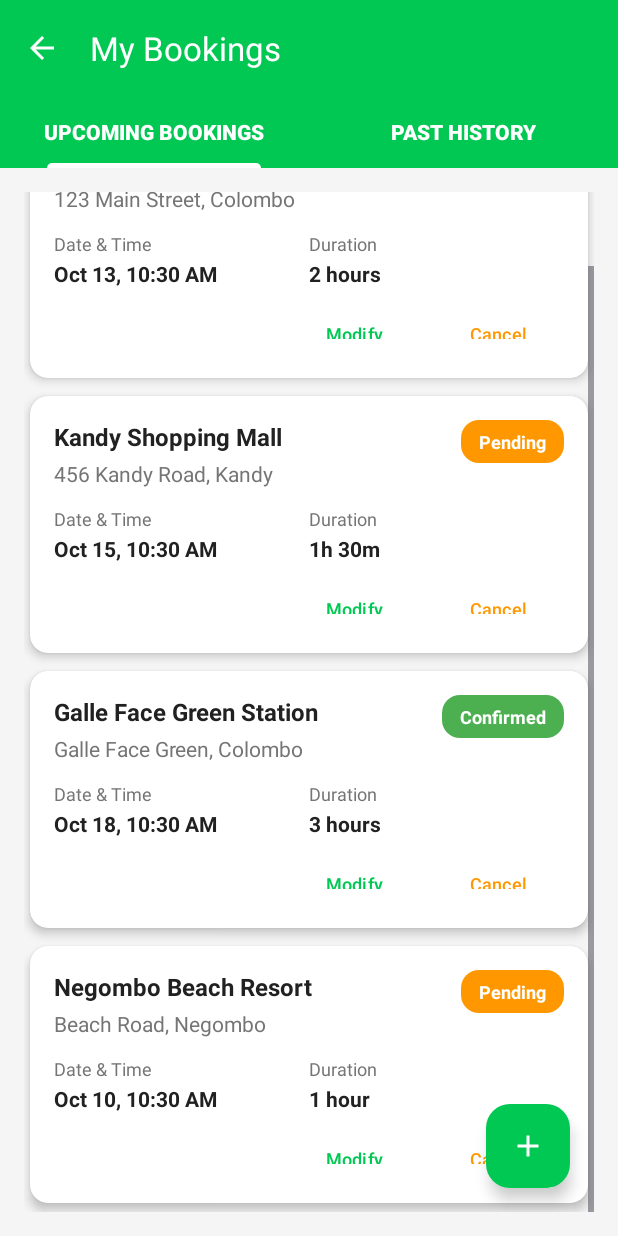
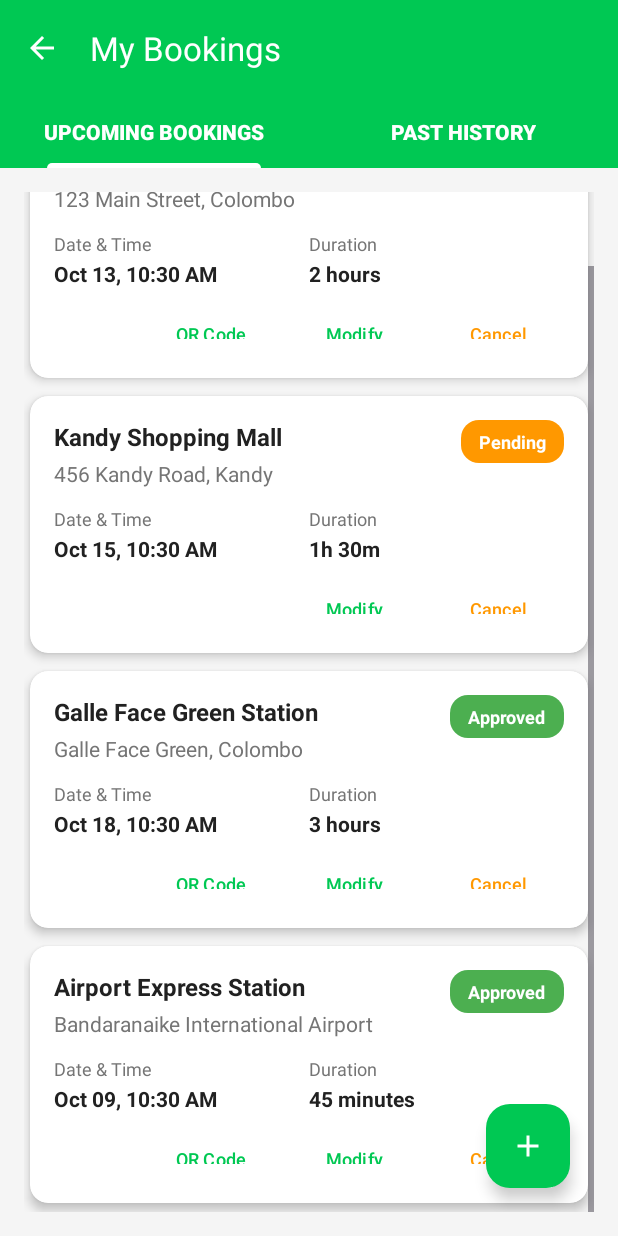
Before and after one commit to UdeeshaRukshan/EAD_Assignment, an Android app: the UpcomingBookingsFragment screen opened directly, with no data from a screen before it, scrolled down 53 dp, on a phone screen of 412 x 824 dp. Run offline under Robolectric (Android 15) with nearby library versions, the phone set to English and light mode, and no system bars.

Commit message:
feat: Add QR Code functionality for approved bookings with UI updates.

```diff
--- a/mobile/EVMobile/app/src/main/java/com/example/evmobile/adapters/UpcomingBookingsAdapter.kt
+++ b/mobile/EVMobile/app/src/main/java/com/example/evmobile/adapters/UpcomingBookingsAdapter.kt
@@ -15,7 +15,8 @@ import java.util.Locale
 class UpcomingBookingsAdapter(
     private var bookings: List<Booking>,
     private val onModifyClick: (Booking) -> Unit,
-    private val onCancelClick: (Booking) -> Unit
+    private val onCancelClick: (Booking) -> Unit,
+    private val onQRCodeClick: (Booking) -> Unit
 ) : RecyclerView.Adapter<UpcomingBookingsAdapter.BookingViewHolder>() {
 
     inner class BookingViewHolder(itemView: View) : RecyclerView.ViewHolder(itemView) {
@@ -24,6 +25,7 @@ class UpcomingBookingsAdapter(
         val tvBookingStatus: TextView = itemView.findViewById(R.id.tvBookingStatus)
         val tvBookingDateTime: TextView = itemView.findViewById(R.id.tvBookingDateTime)
         val tvBookingDuration: TextView = itemView.findViewById(R.id.tvBookingDuration)
+        val btnQRCode: Button = itemView.findViewById(R.id.btnQRCode)
         val btnModifyBooking: Button = itemView.findViewById(R.id.btnModifyBooking)
         val btnCancelBooking: Button = itemView.findViewById(R.id.btnCancelBooking)
     }
@@ -59,9 +61,18 @@ class UpcomingBookingsAdapter(
             BookingStatus.CONFIRMED -> R.drawable.status_confirmed_bg
             BookingStatus.PENDING -> R.drawable.status_pending_bg
             BookingStatus.IN_PROGRESS -> R.drawable.status_in_progress_bg
+            BookingStatus.APPROVED -> R.drawable.status_approved_bg
             else -> R.drawable.status_confirmed_bg
         }
         holder.tvBookingStatus.setBackgroundResource(statusBackgroundRes)
+
+        // Show QR code button only for approved bookings
+        if (booking.status == BookingStatus.APPROVED) {
+            holder.btnQRCode.visibility = View.VISIBLE
+            holder.btnQRCode.setOnClickListener { onQRCodeClick(booking) }
+        } else {
+            holder.btnQRCode.visibility = View.GONE
+        }
 
         // Set click listeners
         holder.btnModifyBooking.setOnClickListener { onModifyClick(booking) }
--- a/mobile/EVMobile/app/src/main/java/com/example/evmobile/models/BookingModels.kt
+++ b/mobile/EVMobile/app/src/main/java/com/example/evmobile/models/BookingModels.kt
@@ -12,12 +12,14 @@ data class Booking(
     val duration: Int, // in minutes
     val status: BookingStatus,
     val chargingType: String, // AC/DC
-    val estimatedCost: Double
+    val estimatedCost: Double,
+    val qrCode: String? = null // QR code for approved bookings
 )
 
 enum class BookingStatus(val displayName: String) {
     PENDING("Pending"),
     CONFIRMED("Confirmed"),
+    APPROVED("Approved"), // New status for bookings with QR codes
     IN_PROGRESS("In Progress"),
     COMPLETED("Completed"),
     CANCELLED("Cancelled")
@@ -57,9 +59,10 @@ object DummyDataGenerator {
                 stationLocation = "123 Main Street, Colombo",
                 bookingDateTime = Date(currentTime + 5 * 24 * 60 * 60 * 1000), // 5 days from now
                 duration = 120, // 2 hours
-                status = BookingStatus.CONFIRMED,
+                status = BookingStatus.APPROVED,
                 chargingType = "DC Fast",
-                estimatedCost = 25.50
+                estimatedCost = 25.50,
+                qrCode = "BOOKING:B001:S001:COLOMBO_CITY_CENTER:2024-10-14T14:00:00Z:APPROVED"
             ),
             Booking(
                 id = "B002",
@@ -70,7 +73,8 @@ object DummyDataGenerator {
                 duration = 90, // 1.5 hours
                 status = BookingStatus.PENDING,
                 chargingType = "AC",
-                estimatedCost = 18.75
+                estimatedCost = 18.75,
+                qrCode = null
             ),
             Booking(
                 id = "B003",
@@ -79,20 +83,22 @@ object DummyDataGenerator {
                 stationLocation = "Galle Face Green, Colombo",
                 bookingDateTime = Date(currentTime + 10 * 24 * 60 * 60 * 1000), // 10 days from now
                 duration = 180, // 3 hours
-                status = BookingStatus.CONFIRMED,
+                status = BookingStatus.APPROVED,
                 chargingType = "DC Fast",
-                estimatedCost = 42.00
+                estimatedCost = 42.00,
+                qrCode = "BOOKING:B003:S003:GALLE_FACE_GREEN:2024-10-19T10:00:00Z:APPROVED"
             ),
             Booking(
-                id = "B004",
-                stationId = "S004",
-                stationName = "Negombo Beach Resort",
-                stationLocation = "Beach Road, Negombo",
-                bookingDateTime = Date(currentTime + 2 * 24 * 60 * 60 * 1000), // 2 days from now
-                duration = 60, // 1 hour
-                status = BookingStatus.PENDING,
-                chargingType = "AC",
-                estimatedCost = 12.25
+                id = "B005",
+                stationId = "S005",
+                stationName = "Airport Express Station",
+                stationLocation = "Bandaranaike International Airport",
+                bookingDateTime = Date(currentTime + 1 * 24 * 60 * 60 * 1000), // 1 day from now
+                duration = 45, // 45 minutes
+                status = BookingStatus.APPROVED,
+                chargingType = "DC Ultra Fast",
+                estimatedCost = 35.75,
+                qrCode = "BOOKING:B005:S005:AIRPORT_EXPRESS:2024-10-10T16:30:00Z:APPROVED"
             )
         )
     }
--- /dev/null
+++ b/mobile/EVMobile/app/src/main/res/drawable/bg_rounded_dark_overlay.xml
@@ -0,0 +1,5 @@
+<?xml version="1.0" encoding="utf-8"?>
+<shape xmlns:android="http://schemas.android.com/apk/res/android">
+    <solid android:color="#B3000000" />
+    <corners android:radius="12dp" />
+</shape>
--- /dev/null
+++ b/mobile/EVMobile/app/src/main/res/drawable/ic_qr_code.xml
@@ -0,0 +1,39 @@
+<vector xmlns:android="http://schemas.android.com/apk/res/android"
+    android:width="24dp"
+    android:height="24dp"
+    android:viewportWidth="24"
+    android:viewportHeight="24">
+  <path
+      android:fillColor="@color/primary_green"
+      android:pathData="M3,11h8V3H3V11zM5,5h4v4H5V5z"/>
+  <path
+      android:fillColor="@color/primary_green"
+      android:pathData="M13,3v8h8V3H13zM19,9h-4V5h4V9z"/>
+  <path
+      android:fillColor="@color/primary_green"
+      android:pathData="M3,21h8v-8H3V21zM5,15h4v4H5V15z"/>
+  <path
+      android:fillColor="@color/primary_green"
+      android:pathData="M13,13h2v2h-2V13z"/>
+  <path
+      android:fillColor="@color/primary_green"
+      android:pathData="M15,15h2v2h-2V15z"/>
+  <path
+      android:fillColor="@color/primary_green"
+      android:pathData="M13,17h2v2h-2V17z"/>
+  <path
+      android:fillColor="@color/primary_green"
+      android:pathData="M15,19h2v2h-2V19z"/>
+  <path
+      android:fillColor="@color/primary_green"
+      android:pathData="M17,13h2v2h-2V13z"/>
+  <path
+      android:fillColor="@color/primary_green"
+      android:pathData="M19,15h2v2h-2V15z"/>
+  <path
+      android:fillColor="@color/primary_green"
+      android:pathData="M17,17h2v2h-2V17z"/>
+  <path
+      android:fillColor="@color/primary_green"
+      android:pathData="M19,19h2v2h-2V19z"/>
+</vector>
--- /dev/null
+++ b/mobile/EVMobile/app/src/main/res/drawable/status_approved_bg.xml
@@ -0,0 +1,6 @@
+<?xml version="1.0" encoding="utf-8"?>
+<shape xmlns:android="http://schemas.android.com/apk/res/android"
+    android:shape="rectangle">
+    <solid android:color="@color/status_success" />
+    <corners android:radius="12dp" />
+</shape>
--- a/mobile/EVMobile/app/src/main/res/layout/item_upcoming_booking.xml
+++ b/mobile/EVMobile/app/src/main/res/layout/item_upcoming_booking.xml
@@ -132,6 +132,19 @@
             android:gravity="end">
 
             <Button
+                android:id="@+id/btnQRCode"
+                android:layout_width="wrap_content"
+                android:layout_height="32dp"
+                android:text="QR Code"
+                android:textSize="12sp"
+                android:layout_marginEnd="8dp"
+                android:visibility="gone"
+                style="@style/Widget.Material3.Button.TextButton"
+                android:textColor="@color/primary_green"
+                android:drawableStart="@drawable/ic_qr_code"
+                android:drawablePadding="4dp" />
+
+            <Button
                 android:id="@+id/btnModifyBooking"
                 android:layout_width="wrap_content"
                 android:layout_height="32dp"
--- a/mobile/EVMobile/app/src/main/res/values/colors.xml
+++ b/mobile/EVMobile/app/src/main/res/values/colors.xml
@@ -1,6 +1,7 @@
 <?xml version="1.0" encoding="utf-8"?>
 <resources>
     <!-- Primary Colors -->
+    <color name="primary">#00C853</color>
     <color name="primary_green">#00C853</color>
     <color name="primary_green_dark">#00AA47</color>
     <color name="primary_green_light">#5EFC82</color>
```
Also changed, not shown: mobile/EVMobile/app/src/main/AndroidManifest.xml (+8 -0 lines), mobile/EVMobile/app/src/main/java/com/example/evmobile/QRCodeActivity.kt (added, +165 -0 lines), mobile/EVMobile/app/src/main/java/com/example/evmobile/fragments/UpcomingBookingsFragment.kt (+18 -0 lines), mobile/EVMobile/app/src/main/res/layout/activity_qr_code.xml (added, +246 -0 lines).
